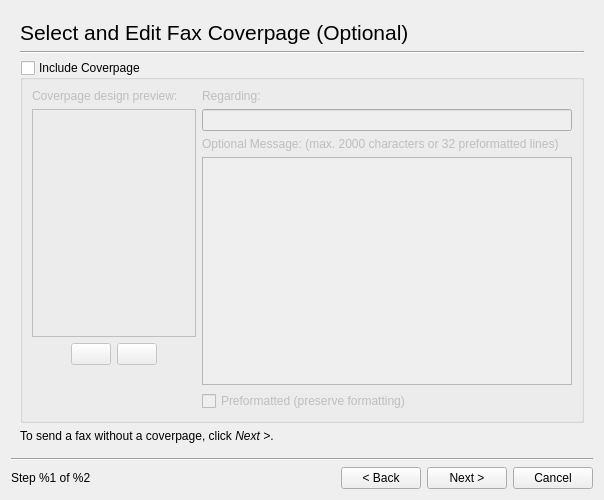
jpopelka/hplip, file ui4/sendfaxdialog_base.ui: the form before one commit.
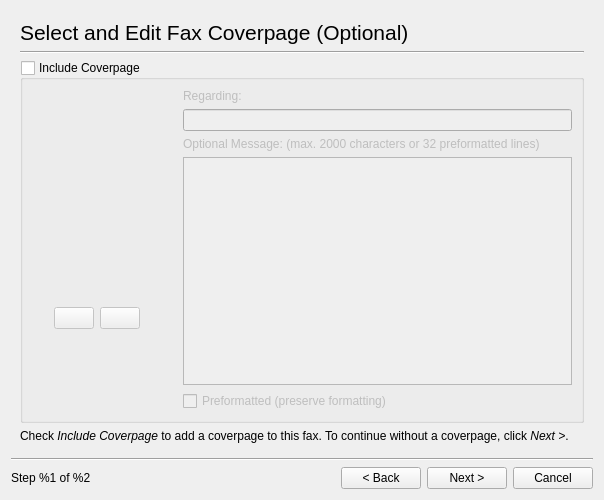
The form after the commit. The open tabs and pages were chosen to show the change. Custom widgets are drawn as their Qt base class.

Patch:
```diff
--- a/ui4/sendfaxdialog_base.ui
+++ b/ui4/sendfaxdialog_base.ui
@@ -142,6 +142,9 @@
        </item>
        <item row="2" column="0" >
         <widget class="QGroupBox" name="CoverPageGroupBox" >
+         <property name="enabled" >
+          <bool>true</bool>
+         </property>
          <property name="title" >
           <string>Include Coverpage</string>
          </property>
@@ -155,9 +158,15 @@
           <item rowspan="2" row="0" column="0" >
            <layout class="QGridLayout" >
             <item row="0" column="0" colspan="4" >
-             <widget class="QLabel" name="label_18" >
+             <widget class="QLabel" name="CoverPageName" >
+              <property name="frameShape" >
+               <enum>QFrame::NoFrame</enum>
+              </property>
               <property name="text" >
-               <string>Coverpage design preview:</string>
+               <string/>
+              </property>
+              <property name="alignment" >
+               <set>Qt::AlignCenter</set>
               </property>
              </widget>
             </item>
@@ -171,22 +180,28 @@
               </property>
               <property name="minimumSize" >
                <size>
-                <width>164</width>
-                <height>228</height>
+                <width>134</width>
+                <height>192</height>
                </size>
               </property>
               <property name="maximumSize" >
                <size>
-                <width>164</width>
-                <height>228</height>
+                <width>134</width>
+                <height>192</height>
                </size>
               </property>
               <property name="frameShape" >
-               <enum>QFrame::Box</enum>
+               <enum>QFrame::NoFrame</enum>
               </property>
               <property name="text" >
                <string/>
               </property>
+              <property name="scaledContents" >
+               <bool>true</bool>
+              </property>
+              <property name="alignment" >
+               <set>Qt::AlignCenter</set>
+              </property>
              </widget>
             </item>
             <item row="2" column="0" >
@@ -293,8 +308,11 @@
          <property name="text" >
           <string>&lt;html>&lt;head>&lt;meta name="qrichtext" content="1" />&lt;style type="text/css">
 p, li { white-space: pre-wrap; }
-&lt;/style>&lt;/head>&lt;body style=" font-family:'Sans Serif'; font-size:9pt; font-weight:400; font-style:normal;">
-&lt;p style=" margin-top:0px; margin-bottom:0px; margin-left:0px; margin-right:0px; -qt-block-indent:0; text-indent:0px;">To send a fax without a coverpage, click &lt;span style=" font-style:italic;">Next &amp;gt;&lt;/span>.&lt;/p>&lt;/body>&lt;/html></string>
+&lt;/style>&lt;/head>&lt;body style=" font-family:'DejaVu Sans'; font-size:10pt; font-weight:400; font-style:normal;">
+&lt;p style=" margin-top:0px; margin-bottom:0px; margin-left:0px; margin-right:0px; -qt-block-indent:0; text-indent:0px; font-family:'Sans Serif'; font-size:9pt;">Check&lt;span style=" font-style:italic;"> Include Coverpage &lt;/span>to add a coverpage to this fax. To continue without a coverpage, click &lt;span style=" font-style:italic;">Next &amp;gt;&lt;/span>.&lt;/p>&lt;/body>&lt;/html></string>
+         </property>
+         <property name="wordWrap" >
+          <bool>true</bool>
          </property>
         </widget>
        </item>
```
Left out of the diff: 27 changed lines with no effect on the pictures.
